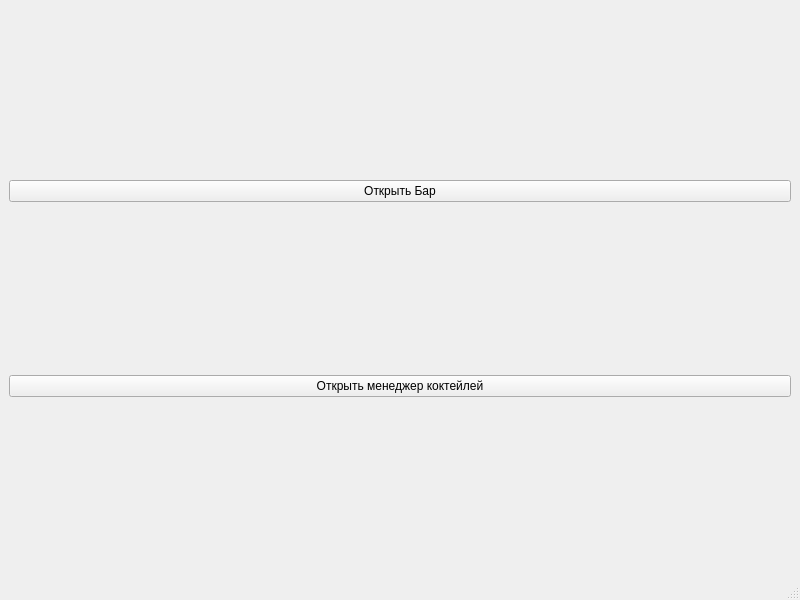
Old version of the form gui/mainwindow.ui in the repository timurchak/AlcoMetr.
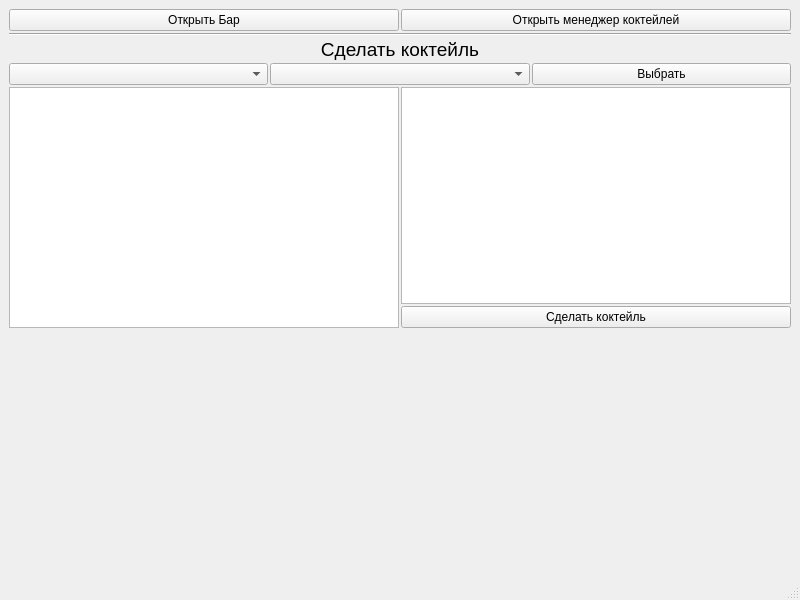
New version of the form.

Commit message: add GUI use coctail change bugs for coctail manager and create coctail form

Patch:
```diff
--- a/gui/mainwindow.ui
+++ b/gui/mainwindow.ui
@@ -19,19 +19,88 @@
      <number>2</number>
     </property>
     <item>
-     <widget class="QPushButton" name="Btn_OpenBar">
-      <property name="text">
-       <string>Открыть Бар</string>
+     <layout class="QHBoxLayout" name="Lay_Btn">
+      <item>
+       <widget class="QPushButton" name="Btn_OpenBar">
+        <property name="text">
+         <string>Открыть Бар</string>
+        </property>
+       </widget>
+      </item>
+      <item>
+       <widget class="QPushButton" name="Btn_OpenCoctailManager">
+        <property name="text">
+         <string>Открыть менеджер коктейлей</string>
+        </property>
+       </widget>
+      </item>
+     </layout>
+    </item>
+    <item>
+     <widget class="Line" name="line">
+      <property name="orientation">
+       <enum>Qt::Horizontal</enum>
       </property>
      </widget>
     </item>
     <item>
-     <widget class="QPushButton" name="Btn_OpenCoctailManager">
+     <widget class="QLabel" name="label">
       <property name="text">
-       <string>Открыть менеджер коктейлей</string>
+       <string>&lt;html&gt;&lt;head/&gt;&lt;body&gt;&lt;p align=&quot;center&quot;&gt;&lt;span style=&quot; font-size:14pt;&quot;&gt;Сделать коктейль&lt;/span&gt;&lt;/p&gt;&lt;/body&gt;&lt;/html&gt;</string>
       </property>
      </widget>
     </item>
+    <item>
+     <layout class="QHBoxLayout" name="Lay_AlcoItems">
+      <item>
+       <widget class="QComboBox" name="W_typeCoctail"/>
+      </item>
+      <item>
+       <widget class="QComboBox" name="W_coctailName"/>
+      </item>
+      <item>
+       <widget class="QPushButton" name="Btn_Chose">
+        <property name="text">
+         <string>Выбрать</string>
+        </property>
+       </widget>
+      </item>
+     </layout>
+    </item>
+    <item>
+     <layout class="QHBoxLayout" name="Lay_Table">
+      <item>
+       <widget class="QTableWidget" name="W_CoctailItems"/>
+      </item>
+      <item>
+       <layout class="QVBoxLayout" name="Lay_rightCoctail">
+        <item>
+         <widget class="QTextBrowser" name="W_About"/>
+        </item>
+        <item>
+         <widget class="QPushButton" name="Btn_CreateCoctail">
+          <property name="text">
+           <string>Сделать коктейль</string>
+          </property>
+         </widget>
+        </item>
+       </layout>
+      </item>
+     </layout>
+    </item>
+    <item>
+     <spacer name="verticalSpacer">
+      <property name="orientation">
+       <enum>Qt::Vertical</enum>
+      </property>
+      <property name="sizeHint" stdset="0">
+       <size>
+        <width>20</width>
+        <height>40</height>
+       </size>
+      </property>
+     </spacer>
+    </item>
    </layout>
   </widget>
   <widget class="QMenuBar" name="menubar">
```
The commit also changes 12 other files.
